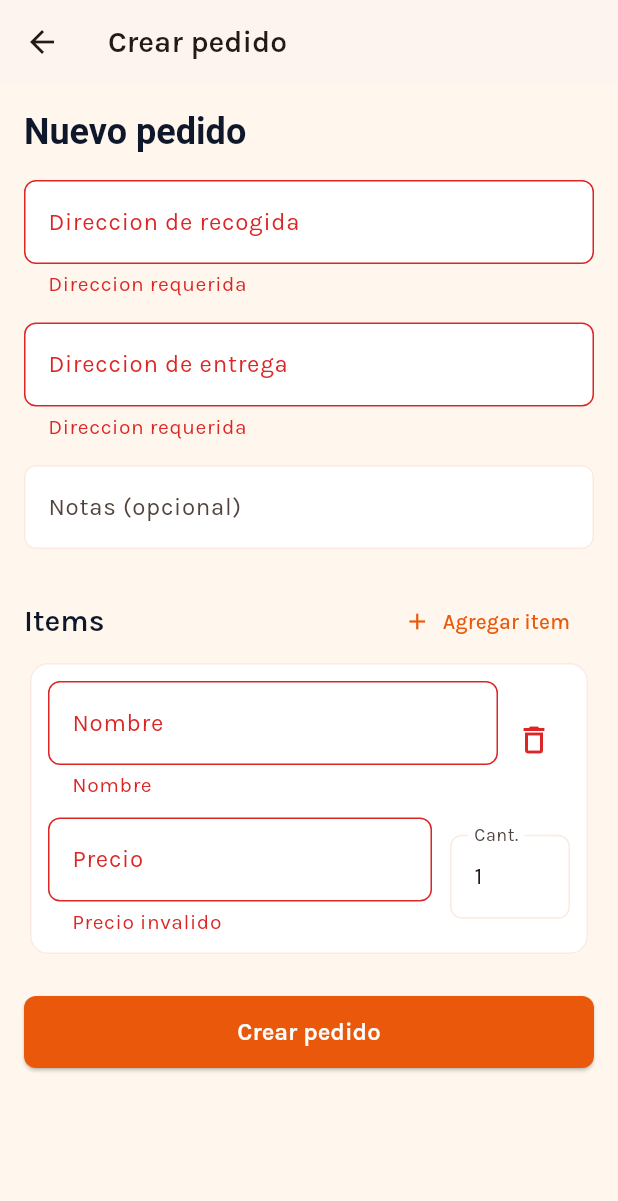
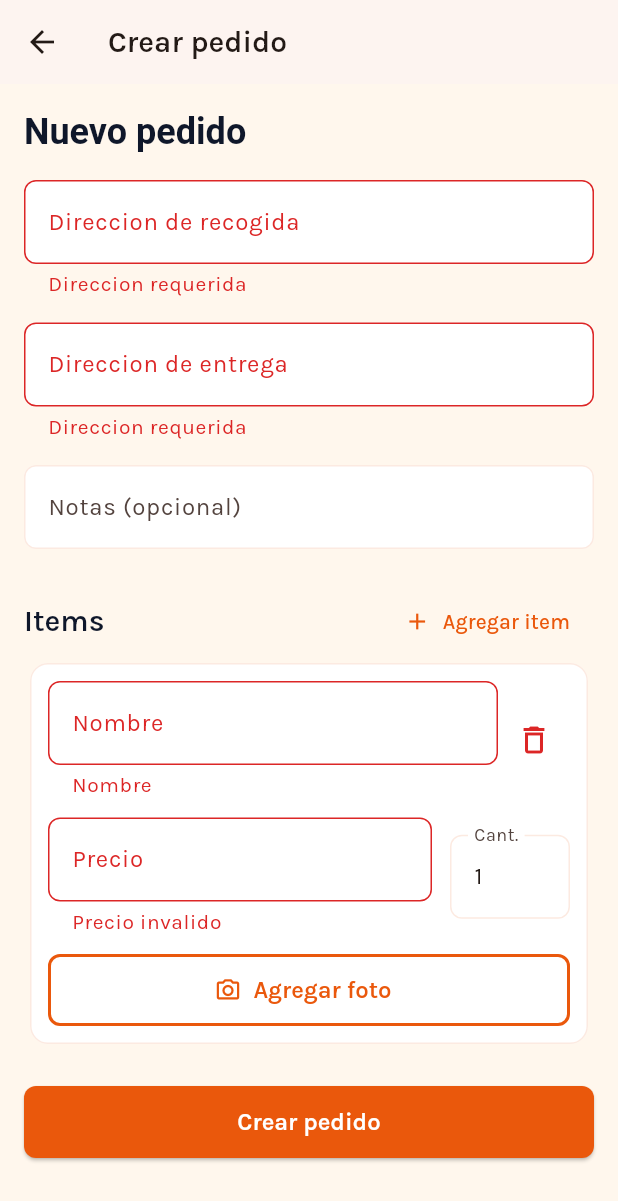
Before and after one commit to carlosjmarq/Prueba-Tecnica-Imagine, a Flutter app: the CreateOrderScreen screen opened directly, after a tap on "Agregar item", after a tap on "Crear pedido", on a phone screen of 412 x 824 dp. Shown: the top 1201 px of the screen. Run offline on Flutter 3.47's test engine with Material 3 defaults, Android fonts, the phone set to English and light mode, and no system bars; our stand-ins replace dio, flutter_riverpod, google_fonts, image_picker.

Commit message:
feat(customer): foto por item al crear pedido + thumbnails en detalle
- image_picker: seleccion de foto (galeria) por item con preview local
- subida al enviar el formulario; image_key en el payload del pedido
- detalle: thumbnail de cada item y comprobante de entrega si DELIVERED
- Info.plist: NSPhotoLibraryUsageDescription
- widget test del boton de foto

```diff
--- a/mobile/customer_app/lib/features/orders/create_order_screen.dart
+++ b/mobile/customer_app/lib/features/orders/create_order_screen.dart
@@ -1,8 +1,21 @@
+import 'dart:typed_data';
+
 import 'package:flutter/material.dart';
 import 'package:flutter_riverpod/flutter_riverpod.dart';
+import 'package:image_picker/image_picker.dart';
 import 'package:shared/shared.dart';
 
+import '../../core/providers.dart';
 import 'order_providers.dart';
+
+typedef _ItemDraft = ({
+  String name,
+  String price,
+  String qty,
+  Uint8List? imageBytes,
+  String? imageName,
+  String? imageContentType,
+});
 
 class CreateOrderScreen extends ConsumerStatefulWidget {
   const CreateOrderScreen({super.key});
@@ -17,7 +30,8 @@ class _CreateOrderScreenState extends ConsumerState<CreateOrderScreen> {
   final _delivery = TextEditingController();
   final _notes = TextEditingController();
 
-  final _items = <({String name, String price, String qty})>[];
+  final _items = <_ItemDraft>[];
+  bool _submitting = false;
 
   @override
   void dispose() {
@@ -29,21 +43,20 @@ class _CreateOrderScreenState extends ConsumerState<CreateOrderScreen> {
 
   void _addItem() {
     setState(() {
-      _items.add((name: '', price: '', qty: '1'));
+      _items.add((
+        name: '',
+        price: '',
+        qty: '1',
+        imageBytes: null,
+        imageName: null,
+        imageContentType: null,
+      ));
     });
   }
 
   Future<void> _submit() async {
     if (!_formKey.currentState!.validate()) return;
-    final parsed = <Map<String, dynamic>>[];
-    for (final item in _items) {
-      parsed.add({
-        'name': item.name.trim(),
-        'price': double.parse(item.price.trim()),
-        'quantity': int.parse(item.qty.trim()),
-      });
-    }
-    if (parsed.isEmpty) {
+    if (_items.isEmpty) {
       ScaffoldMessenger.of(context).showSnackBar(
         const SnackBar(
           content: Text('Agrega al menos un item'),
@@ -52,14 +65,39 @@ class _CreateOrderScreenState extends ConsumerState<CreateOrderScreen> {
       );
       return;
     }
-    final controller = ref.read(createOrderControllerProvider.notifier);
-    final ok = await controller.create(
+
+    setState(() => _submitting = true);
+    try {
+      // Sube las fotos de los items y arma el payload con image_key.
+      final api = ref.read(apiClientProvider);
+      final parsed = <Map<String, dynamic>>[];
+      for (final item in _items) {
+        String? imageKey;
+        final bytes = item.imageBytes;
+        if (bytes != null) {
+          final upload = await api.uploadImage(
+            bytes: bytes,
+            filename: item.imageName ?? 'item.jpg',
+            contentType: item.imageContentType,
+          );
+          imageKey = upload.key;
+        }
+        parsed.add({
+          'name': item.name.trim(),
+          'price': double.parse(item.price.trim()),
+          'quantity': int.parse(item.qty.trim()),
+          if (imageKey != null) 'image_key': imageKey,
+        });
+      }
+
+      final ok = await ref.read(createOrderControllerProvider.notifier).create(
             pickupAddress: _pickup.text.trim(),
             deliveryAddress: _delivery.text.trim(),
             notes: _notes.text.trim().isEmpty ? null : _notes.text.trim(),
             items: parsed,
           );
-    if (ok && mounted) {
+      if (!mounted) return;
+      if (ok) {
         ScaffoldMessenger.of(context).showSnackBar(
           const SnackBar(content: Text('Pedido creado con exito!')),
         );
@@ -67,22 +105,33 @@ class _CreateOrderScreenState extends ConsumerState<CreateOrderScreen> {
         _delivery.clear();
         _notes.clear();
         setState(() => _items.clear());
-    } else if (mounted) {
+      } else {
         final error = ref.read(createOrderControllerProvider);
         ScaffoldMessenger.of(context).showSnackBar(
           SnackBar(
-          content:
-              Text(error.hasError ? error.error.toString() : 'Error al crear'),
+            content: Text(
+                error.hasError ? error.error.toString() : 'Error al crear'),
             backgroundColor: AppColors.destructive,
           ),
         );
+      }
+    } catch (e) {
+      if (mounted) {
+        ScaffoldMessenger.of(context).showSnackBar(
+          SnackBar(
+            content: Text('Error subiendo imagen: ${ApiClient.mapError(e)}'),
+            backgroundColor: AppColors.destructive,
+          ),
+        );
+      }
+    } finally {
+      if (mounted) setState(() => _submitting = false);
     }
   }
 
   @override
   Widget build(BuildContext context) {
     final theme = Theme.of(context);
-    final loading = ref.watch(createOrderControllerProvider).isLoading;
 
     return Scaffold(
       appBar: AppBar(title: const Text('Crear pedido')),
@@ -121,7 +170,7 @@ class _CreateOrderScreenState extends ConsumerState<CreateOrderScreen> {
               children: [
                 Text('Items', style: theme.textTheme.titleLarge),
                 TextButton.icon(
-                  onPressed: _addItem,
+                  onPressed: _submitting ? null : _addItem,
                   icon: const Icon(Icons.add),
                   label: const Text('Agregar item'),
                 ),
@@ -145,8 +194,8 @@ class _CreateOrderScreenState extends ConsumerState<CreateOrderScreen> {
                 ),
             const SizedBox(height: 24),
             ElevatedButton(
-              onPressed: loading ? null : _submit,
-              child: loading
+              onPressed: _submitting ? null : _submit,
+              child: _submitting
                   ? const SizedBox(
                       height: 20,
                       width: 20,
@@ -170,8 +219,8 @@ class _ItemEditor extends StatefulWidget {
     required this.onRemove,
   });
 
-  final ({String name, String price, String qty}) initial;
-  final ValueChanged<({String name, String price, String qty})> onChanged;
+  final _ItemDraft initial;
+  final ValueChanged<_ItemDraft> onChanged;
   final VoidCallback onRemove;
 
   @override
@@ -191,8 +240,51 @@ class _ItemEditorState extends State<_ItemEditor> {
     super.dispose();
   }
 
+  void _emit({
+    Uint8List? imageBytes,
+    String? imageName,
+    String? imageContentType,
+    bool clearImage = false,
+  }) {
+    widget.onChanged((
+      name: _name.text,
+      price: _price.text,
+      qty: _qty.text,
+      imageBytes: clearImage ? null : (imageBytes ?? widget.initial.imageBytes),
+      imageName: clearImage ? null : (imageName ?? widget.initial.imageName),
+      imageContentType: clearImage
+          ? null
+          : (imageContentType ?? widget.initial.imageContentType),
+    ));
+  }
+
+  Future<void> _pickImage() async {
+    final picked = await ImagePicker().pickImage(
+      source: ImageSource.gallery,
+      maxWidth: 1280,
+      imageQuality: 85,
+    );
+    if (picked == null) return;
+    final bytes = await picked.readAsBytes();
+    _emit(
+      imageBytes: bytes,
+      imageName: picked.name,
+      imageContentType: _contentTypeFor(picked),
+    );
+  }
+
+  String _contentTypeFor(XFile file) {
+    final mime = file.mimeType;
+    if (mime != null && mime.startsWith('image/')) return mime;
+    final lower = file.name.toLowerCase();
+    if (lower.endsWith('.png')) return 'image/png';
+    if (lower.endsWith('.webp')) return 'image/webp';
+    return 'image/jpeg';
+  }
+
   @override
   Widget build(BuildContext context) {
+    final hasImage = widget.initial.imageBytes != null;
     return Card(
       child: Padding(
         padding: const EdgeInsets.all(12),
@@ -204,8 +296,7 @@ class _ItemEditorState extends State<_ItemEditor> {
                   child: TextFormField(
                     controller: _name,
                     decoration: const InputDecoration(labelText: 'Nombre'),
-                    onChanged: (v) => widget.onChanged(
-                        (name: v, price: _price.text, qty: _qty.text)),
+                    onChanged: (_) => _emit(),
                     validator: (v) =>
                         (v == null || v.isEmpty) ? 'Nombre' : null,
                   ),
@@ -226,8 +317,7 @@ class _ItemEditorState extends State<_ItemEditor> {
                     decoration: const InputDecoration(labelText: 'Precio'),
                     keyboardType:
                         const TextInputType.numberWithOptions(decimal: true),
-                    onChanged: (v) => widget.onChanged(
-                        (name: _name.text, price: v, qty: _qty.text)),
+                    onChanged: (_) => _emit(),
                     validator: (v) {
                       final n = double.tryParse(v ?? '');
                       return (n == null || n <= 0) ? 'Precio invalido' : null;
@@ -241,13 +331,40 @@ class _ItemEditorState extends State<_ItemEditor> {
                     controller: _qty,
                     decoration: const InputDecoration(labelText: 'Cant.'),
                     keyboardType: TextInputType.number,
-                    onChanged: (v) => widget.onChanged(
-                        (name: _name.text, price: _price.text, qty: v)),
+                    onChanged: (_) => _emit(),
                     validator: (v) {
                       final n = int.tryParse(v ?? '');
                       return (n == null || n <= 0) ? 'Cant.' : null;
                     },
                   ),
+                ),
+              ],
+            ),
+            const SizedBox(height: 12),
+            Row(
+              children: [
+                if (hasImage)
+                  ClipRRect(
+                    borderRadius: BorderRadius.circular(8),
+                    child: Image.memory(
+                      widget.initial.imageBytes!,
+                      width: 56,
+                      height: 56,
+                      fit: BoxFit.cover,
+                    ),
+                  ),
+                if (hasImage) const SizedBox(width: 8),
+                Expanded(
+                  child: OutlinedButton.icon(
+                    onPressed: _pickImage,
+                    icon: const Icon(Icons.photo_camera_outlined, size: 18),
+                    label: Text(hasImage ? 'Cambiar foto' : 'Agregar foto'),
+                  ),
+                ),
+                if (hasImage)
+                  IconButton(
+                    onPressed: () => _emit(clearImage: true),
+                    icon: const Icon(Icons.close, color: AppColors.destructive),
                   ),
               ],
             ),
--- a/mobile/customer_app/pubspec.yaml
+++ b/mobile/customer_app/pubspec.yaml
@@ -13,6 +13,7 @@ dependencies:
     path: ../packages/shared
   flutter_riverpod: ^2.5.1
   cupertino_icons: ^1.0.6
+  image_picker: ^1.1.2
 
 dev_dependencies:
   flutter_test:
```
Also changed, not shown: mobile/customer_app/lib/features/orders/order_detail_screen.dart (+51 -2 lines), mobile/customer_app/pubspec.lock, 2 other files. Lines whose indentation alone changed are shown as unchanged.
